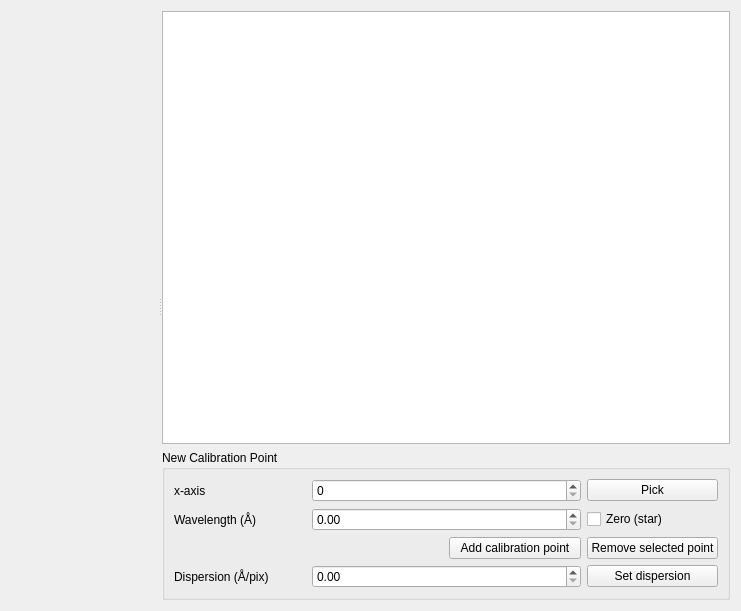
The window that calibrate_spectrum.ui (GuLinux/PySpectrum) describes before a commit, drawn with Qt 5.
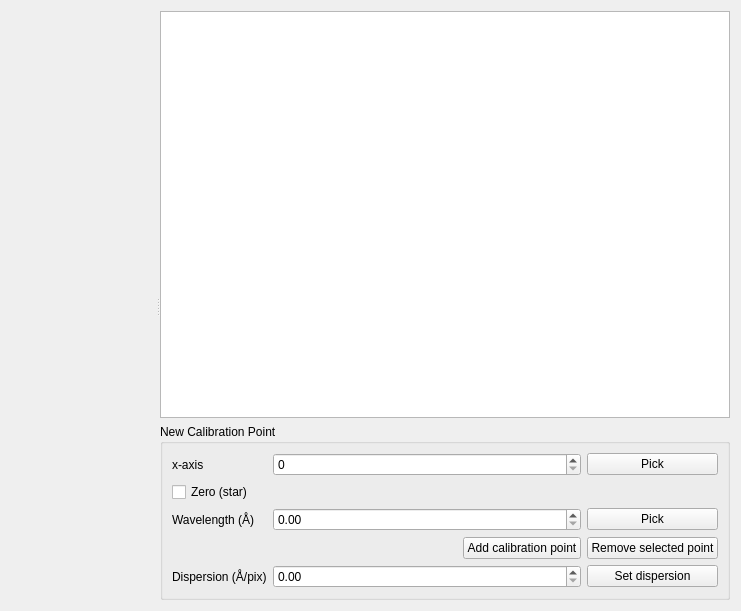
The same window after the commit. Icons and pictures are not drawn.

Commit message: Delegate calibration to spectrum

```diff
--- a/calibrate_spectrum.ui
+++ b/calibrate_spectrum.ui
@@ -63,16 +63,6 @@
           <string>New Calibration Point</string>
          </property>
          <layout class="QGridLayout" name="gridLayout_2">
-          <item row="0" column="3">
-           <widget class="QPushButton" name="x_axis_pick">
-            <property name="text">
-             <string>Pick</string>
-            </property>
-            <property name="flat">
-             <bool>false</bool>
-            </property>
-           </widget>
-          </item>
           <item row="0" column="0">
            <widget class="QLabel" name="label">
             <property name="text">
@@ -80,57 +70,80 @@
             </property>
            </widget>
           </item>
-          <item row="0" column="1" colspan="2">
-           <widget class="QSpinBox" name="point_x_axis">
-            <property name="sizePolicy">
-             <sizepolicy hsizetype="MinimumExpanding" vsizetype="Fixed">
-              <horstretch>0</horstretch>
-              <verstretch>0</verstretch>
-             </sizepolicy>
-            </property>
-            <property name="maximum">
-             <number>99999999</number>
-            </property>
-           </widget>
-          </item>
-          <item row="2" column="2">
-           <widget class="QPushButton" name="add_calibration_point">
-            <property name="text">
-             <string>Add calibration point</string>
-            </property>
-            <property name="icon">
-             <iconset theme="list-add"/>
-            </property>
-           </widget>
-          </item>
-          <item row="1" column="0">
+          <item row="2" column="0">
            <widget class="QLabel" name="label_2">
             <property name="text">
              <string>Wavelength (Å)</string>
             </property>
            </widget>
           </item>
-          <item row="2" column="3">
-           <widget class="QPushButton" name="remove_calibration_point">
+          <item row="4" column="0">
+           <widget class="QLabel" name="label_3">
             <property name="text">
-             <string>Remove selected point</string>
-            </property>
-            <property name="icon">
-             <iconset theme="list-remove"/>
+             <string>Dispersion (Å/pix)</string>
             </property>
            </widget>
           </item>
-          <item row="1" column="3">
+          <item row="1" column="0" colspan="5">
            <widget class="QCheckBox" name="point_is_star">
             <property name="text">
              <string>Zero (star)</string>
             </property>
            </widget>
           </item>
-          <item row="1" column="1" colspan="2">
+          <item row="3" column="4">
+           <widget class="QPushButton" name="remove_calibration_point">
+            <property name="text">
+             <string>Remove selected point</string>
+            </property>
+            <property name="icon">
+             <iconset theme="list-remove">
+              <normaloff>.</normaloff>.</iconset>
+            </property>
+           </widget>
+          </item>
+          <item row="2" column="4">
+           <widget class="QPushButton" name="wavelength_pick">
+            <property name="text">
+             <string>Pick</string>
+            </property>
+           </widget>
+          </item>
+          <item row="0" column="4">
+           <widget class="QPushButton" name="x_axis_pick">
+            <property name="text">
+             <string>Pick</string>
+            </property>
+            <property name="flat">
+             <bool>false</bool>
+            </property>
+           </widget>
+          </item>
+          <item row="4" column="4">
+           <widget class="QPushButton" name="set_dispersion">
+            <property name="text">
+             <string>Set dispersion</string>
+            </property>
+           </widget>
+          </item>
+          <item row="4" column="1" colspan="3">
+           <widget class="QDoubleSpinBox" name="dispersion"/>
+          </item>
+          <item row="3" column="3">
+           <widget class="QPushButton" name="add_calibration_point">
+            <property name="text">
+             <string>Add calibration point</string>
+            </property>
+            <property name="icon">
+             <iconset theme="list-add">
+              <normaloff>.</normaloff>.</iconset>
+            </property>
+           </widget>
+          </item>
+          <item row="2" column="1" colspan="3">
            <widget class="QDoubleSpinBox" name="point_wavelength">
             <property name="sizePolicy">
-             <sizepolicy hsizetype="MinimumExpanding" vsizetype="Fixed">
+             <sizepolicy hsizetype="Minimum" vsizetype="Fixed">
               <horstretch>0</horstretch>
               <verstretch>0</verstretch>
              </sizepolicy>
@@ -143,23 +156,19 @@
             </property>
            </widget>
           </item>
-          <item row="3" column="3">
-           <widget class="QPushButton" name="set_dispersion">
-            <property name="text">
-             <string>Set dispersion</string>
+          <item row="0" column="1" colspan="3">
+           <widget class="QSpinBox" name="point_x_axis">
+            <property name="sizePolicy">
+             <sizepolicy hsizetype="Minimum" vsizetype="Fixed">
+              <horstretch>0</horstretch>
+              <verstretch>0</verstretch>
+             </sizepolicy>
             </property>
-           </widget>
-          </item>
-          <item row="3" column="0">
-           <widget class="QLabel" name="label_3">
-            <property name="text">
-             <string>Dispersion (Å/pix)</string>
+            <property name="maximum">
+             <number>99999999</number>
             </property>
            </widget>
           </item>
-          <item row="3" column="1" colspan="2">
-           <widget class="QDoubleSpinBox" name="dispersion"/>
-          </item>
          </layout>
         </widget>
        </item>
```
The commit also changes 3 other files.
